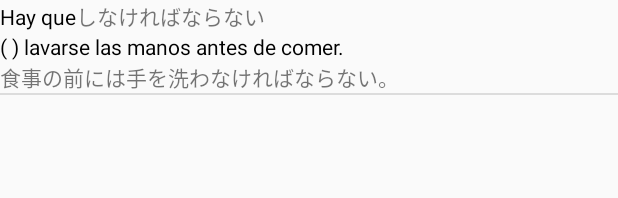
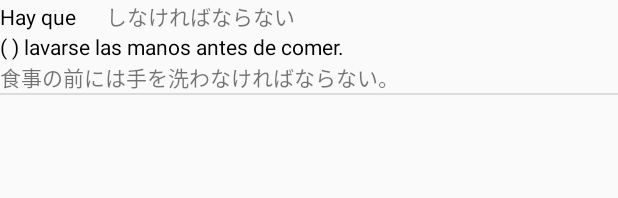
Before and after one commit to aetenotnk/SpanishWordTest, an Android app: the layout check_list_row.xml on its own in the app's theme, with its tools: preview values and no code run, on a phone screen of 412 x 824 dp. Shown: the top 198 px of the screen. Run offline under Robolectric (Android 15) with nearby library versions, the light colour scheme and no system bars.

Commit message:
fix #8 【問題確認画面】試験結果一覧の単語のスペイン語と日本語の間が狭い レイアウトを調整

```diff
--- a/app/src/main/res/layout/check_list_row.xml
+++ b/app/src/main/res/layout/check_list_row.xml
@@ -13,6 +13,10 @@
             android:layout_height="wrap_content"
             android:text="@string/result_word_spanish"
             android:textColor="@android:color/black"/>
+
+        <Space
+            android:layout_width="20dp"
+            android:layout_height="match_parent" />
 
         <TextView
             android:id="@+id/word_japanese"
```
